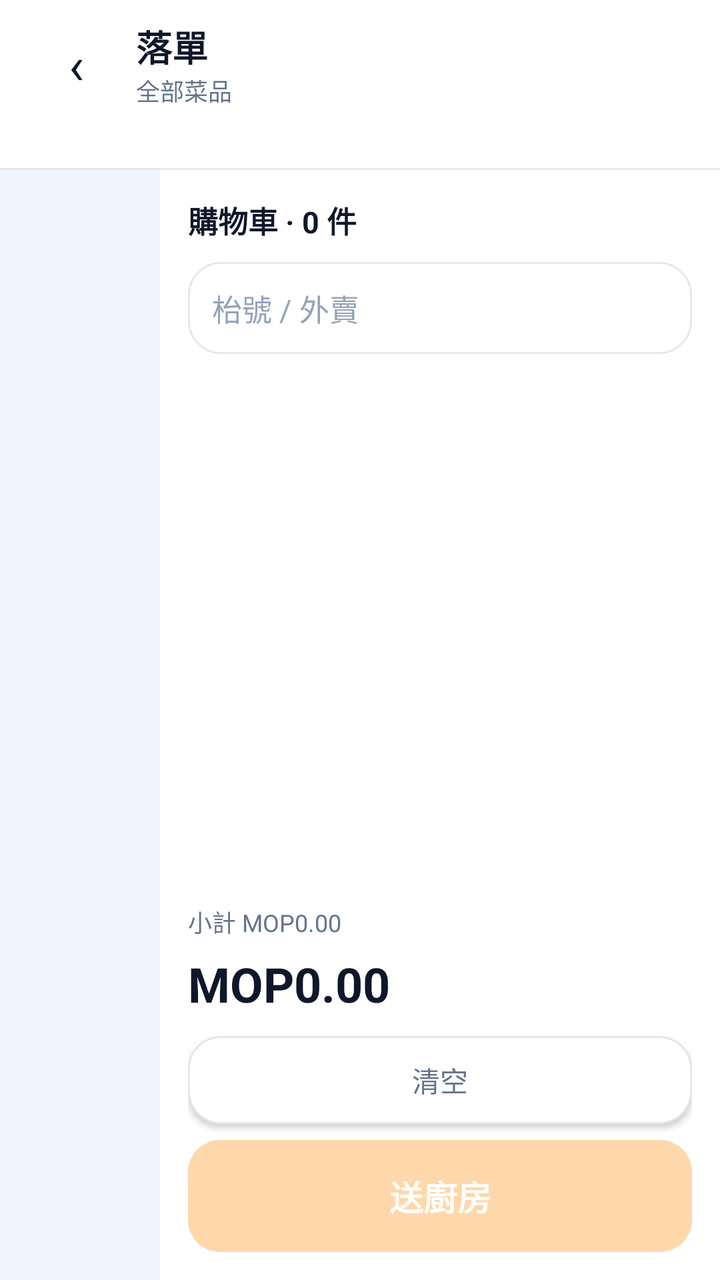
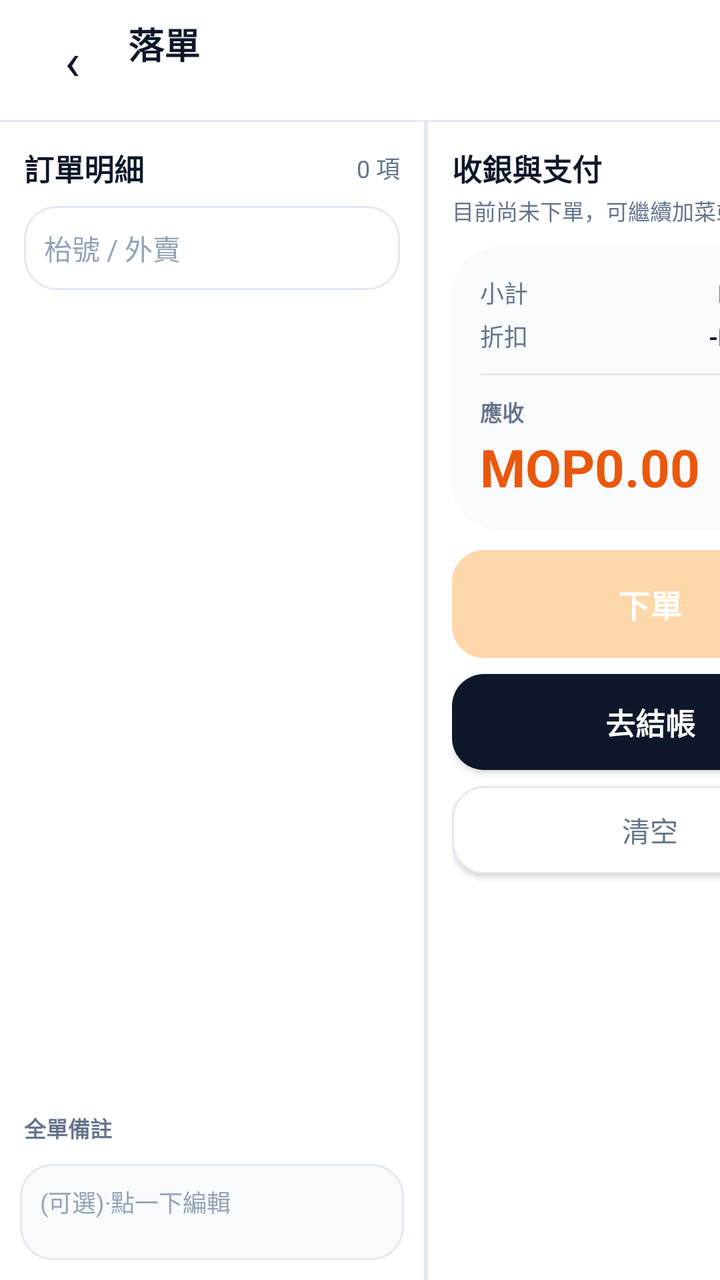

Compare the two renders of this Android layout. The source of the first and the diff that turns it into the second are given below.
<!-- AndroidManifest.xml: application theme Theme.MacauposNative -->
<!-- res/layout/activity_order.xml -->
<?xml version="1.0" encoding="utf-8"?>
<LinearLayout xmlns:android="http://schemas.android.com/apk/res/android"
    android:layout_width="match_parent"
    android:layout_height="match_parent"
    android:orientation="vertical"
    android:background="@color/bg_screen">

    
    <LinearLayout
        android:layout_width="match_parent"
        android:layout_height="wrap_content"
        android:orientation="horizontal"
        android:gravity="center_vertical"
        android:background="@color/card"
        android:paddingHorizontal="16dp"
        android:paddingVertical="10dp">

        <TextView
            android:id="@+id/btnBack"
            android:layout_width="44dp"
            android:layout_height="44dp"
            android:gravity="center"
            android:text="‹"
            android:textColor="@color/text_primary"
            android:textSize="26sp" />

        <LinearLayout
            android:layout_width="0dp"
            android:layout_height="wrap_content"
            android:layout_weight="1"
            android:layout_marginStart="8dp"
            android:orientation="vertical">

            <TextView
                android:id="@+id/txtTitle"
                android:layout_width="wrap_content"
                android:layout_height="wrap_content"
                android:text="落單"
                android:textColor="@color/text_primary"
                android:textSize="18sp"
                android:textStyle="bold" />

            <TextView
                android:id="@+id/txtSubtitle"
                android:layout_width="wrap_content"
                android:layout_height="wrap_content"
                android:text="全部菜品"
                android:textColor="@color/text_secondary"
                android:textSize="12sp" />
        </LinearLayout>
    </LinearLayout>

    
    <HorizontalScrollView
        android:layout_width="match_parent"
        android:layout_height="wrap_content"
        android:background="@color/card"
        android:scrollbars="none">

        <LinearLayout
            android:id="@+id/chipsCategory"
            android:layout_width="wrap_content"
            android:layout_height="wrap_content"
            android:orientation="horizontal"
            android:paddingHorizontal="12dp"
            android:paddingVertical="10dp" />
    </HorizontalScrollView>

    <View
        android:layout_width="match_parent"
        android:layout_height="1dp"
        android:background="@color/card_border" />

    
    <LinearLayout
        android:layout_width="match_parent"
        android:layout_height="0dp"
        android:layout_weight="1"
        android:orientation="horizontal">

        <androidx.recyclerview.widget.RecyclerView
            android:id="@+id/recyclerMenu"
            android:layout_width="0dp"
            android:layout_height="match_parent"
            android:layout_weight="1"
            android:padding="10dp"
            android:clipToPadding="false" />

        
        <LinearLayout
            android:layout_width="280dp"
            android:layout_height="match_parent"
            android:orientation="vertical"
            android:background="@color/card"
            android:padding="14dp">

            <TextView
                android:id="@+id/txtCartTitle"
                android:layout_width="wrap_content"
                android:layout_height="wrap_content"
                android:text="購物車 · 0 件"
                android:textColor="@color/text_primary"
                android:textSize="15sp"
                android:textStyle="bold" />

            <EditText
                android:id="@+id/inputTable"
                android:layout_width="match_parent"
                android:layout_height="46dp"
                android:layout_marginTop="10dp"
                android:background="@drawable/bg_btn_outline"
                android:hint="枱號 / 外賣"
                android:inputType="text"
                android:paddingHorizontal="12dp"
                android:textColor="@color/text_primary"
                android:textColorHint="@color/text_faint"
                android:textSize="15sp" />

            <androidx.recyclerview.widget.RecyclerView
                android:id="@+id/cartList"
                android:layout_width="match_parent"
                android:layout_height="0dp"
                android:layout_weight="1"
                android:layout_marginTop="8dp" />

            
            <TextView
                android:id="@+id/txtSubtotal"
                android:layout_width="match_parent"
                android:layout_height="wrap_content"
                android:text="小計 MOP0.00"
                android:textColor="@color/text_secondary"
                android:textSize="12sp" />

            <TextView
                android:id="@+id/txtTaxService"
                android:layout_width="match_parent"
                android:layout_height="wrap_content"
                android:layout_marginTop="2dp"
                android:textColor="@color/text_secondary"
                android:textSize="12sp"
                android:visibility="gone" />

            <TextView
                android:id="@+id/txtCartTotal"
                android:layout_width="match_parent"
                android:layout_height="wrap_content"
                android:layout_marginTop="6dp"
                android:text="MOP0.00"
                android:textColor="@color/text_primary"
                android:textSize="24sp"
                android:textStyle="bold" />

            <Button
                android:id="@+id/btnClear"
                android:layout_width="match_parent"
                android:layout_height="44dp"
                android:layout_marginTop="10dp"
                android:background="@drawable/bg_btn_outline"
                android:text="清空"
                android:textColor="@color/text_secondary"
                android:textSize="14sp" />

            <Button
                android:id="@+id/btnSend"
                android:layout_width="match_parent"
                android:layout_height="56dp"
                android:layout_marginTop="8dp"
                android:background="@drawable/bg_btn_accent"
                android:enabled="false"
                android:text="送廚房"
                android:textColor="@color/card"
                android:textSize="17sp"
                android:textStyle="bold" />
        </LinearLayout>
    </LinearLayout>
</LinearLayout>
<!-- resources referenced by this layout -->
<resources>
  <color name="bg_screen">#F1F5F9</color>
  <color name="card">#FFFFFF</color>
  <color name="card_border">#E2E8F0</color>
  <color name="text_faint">#94A3B8</color>
  <color name="text_primary">#0F172A</color>
  <color name="text_secondary">#64748B</color>
  <!-- drawable bg_btn_outline (drawable) -->
  <?xml version="1.0" encoding="utf-8"?>
  <selector xmlns:android="http://schemas.android.com/apk/res/android">
      <item android:state_pressed="true">
          <shape android:shape="rectangle">
              <solid android:color="@color/chip_bg" />
              <corners android:radius="16dp" />
              <stroke android:width="1dp" android:color="@color/text_faint" />
          </shape>
      </item>
      <item>
          <shape android:shape="rectangle">
              <solid android:color="@color/card" />
              <corners android:radius="16dp" />
              <stroke android:width="1dp" android:color="@color/card_border" />
          </shape>
      </item>
  </selector>
  <style name="Theme.MacauposNative" parent="android:Theme.Material.Light.NoActionBar">
          <item name="android:statusBarColor">#F1F5F9</item>
          <item name="android:navigationBarColor">#FFFFFF</item>
          <item name="android:windowBackground">#F1F5F9</item>
          <item name="android:colorAccent">#F97316</item>
          <item name="android:windowLightStatusBar">true</item>
      </style>
  <color name="accent_deep">#EA580C</color>
  <color name="accent">#F97316</color>
  <color name="chip_bg">#F8FAFC</color>
  <!-- unchanged entries left out for length: 1 -->
</resources>

<!-- the commit's change to res/layout/activity_order.xml (unified diff, before → after) -->
@@ -12,8 +12,8 @@
         android:orientation="horizontal"
         android:gravity="center_vertical"
         android:background="@color/card"
-        android:paddingHorizontal="16dp"
-        android:paddingVertical="10dp">
+        android:paddingHorizontal="14dp"
+        android:paddingVertical="8dp">
 
         <TextView
             android:id="@+id/btnBack"
@@ -28,7 +28,7 @@
             android:layout_width="0dp"
             android:layout_height="wrap_content"
             android:layout_weight="1"
-            android:layout_marginStart="8dp"
+            android:layout_marginStart="6dp"
             android:orientation="vertical">
 
             <TextView
@@ -44,27 +44,10 @@
                 android:id="@+id/txtSubtitle"
                 android:layout_width="wrap_content"
                 android:layout_height="wrap_content"
-                android:text="全部菜品"
                 android:textColor="@color/text_secondary"
                 android:textSize="12sp" />
         </LinearLayout>
     </LinearLayout>
-
-    
-    <HorizontalScrollView
-        android:layout_width="match_parent"
-        android:layout_height="wrap_content"
-        android:background="@color/card"
-        android:scrollbars="none">
-
-        <LinearLayout
-            android:id="@+id/chipsCategory"
-            android:layout_width="wrap_content"
-            android:layout_height="wrap_content"
-            android:orientation="horizontal"
-            android:paddingHorizontal="12dp"
-            android:paddingVertical="10dp" />
-    </HorizontalScrollView>
 
     <View
         android:layout_width="match_parent"
@@ -78,100 +61,287 @@
         android:layout_weight="1"
         android:orientation="horizontal">
 
-        <androidx.recyclerview.widget.RecyclerView
-            android:id="@+id/recyclerMenu"
-            android:layout_width="0dp"
-            android:layout_height="match_parent"
-            android:layout_weight="1"
-            android:padding="10dp"
-            android:clipToPadding="false" />
-
         
         <LinearLayout
-            android:layout_width="280dp"
+            android:layout_width="212dp"
             android:layout_height="match_parent"
             android:orientation="vertical"
-            android:background="@color/card"
-            android:padding="14dp">
-
-            <TextView
-                android:id="@+id/txtCartTitle"
-                android:layout_width="wrap_content"
-                android:layout_height="wrap_content"
-                android:text="購物車 · 0 件"
-                android:textColor="@color/text_primary"
-                android:textSize="15sp"
-                android:textStyle="bold" />
+            android:background="@color/card">
+
+            <LinearLayout
+                android:layout_width="match_parent"
+                android:layout_height="wrap_content"
+                android:orientation="horizontal"
+                android:gravity="center_vertical"
+                android:paddingHorizontal="12dp"
+                android:paddingTop="12dp">
+
+                <TextView
+                    android:layout_width="0dp"
+                    android:layout_height="wrap_content"
+                    android:layout_weight="1"
+                    android:text="訂單明細"
+                    android:textColor="@color/text_primary"
+                    android:textSize="15sp"
+                    android:textStyle="bold" />
+
+                <TextView
+                    android:id="@+id/txtOrderCount"
+                    android:layout_width="wrap_content"
+                    android:layout_height="wrap_content"
+                    android:text="0 項"
+                    android:textColor="@color/text_secondary"
+                    android:textSize="12sp" />
+            </LinearLayout>
 
             <EditText
                 android:id="@+id/inputTable"
                 android:layout_width="match_parent"
-                android:layout_height="46dp"
-                android:layout_marginTop="10dp"
+                android:layout_height="42dp"
+                android:layout_marginHorizontal="12dp"
+                android:layout_marginTop="8dp"
                 android:background="@drawable/bg_btn_outline"
                 android:hint="枱號 / 外賣"
                 android:inputType="text"
-                android:paddingHorizontal="12dp"
+                android:paddingHorizontal="10dp"
                 android:textColor="@color/text_primary"
                 android:textColorHint="@color/text_faint"
-                android:textSize="15sp" />
+                android:textSize="14sp" />
 
             <androidx.recyclerview.widget.RecyclerView
                 android:id="@+id/cartList"
                 android:layout_width="match_parent"
                 android:layout_height="0dp"
                 android:layout_weight="1"
-                android:layout_marginTop="8dp" />
+                android:layout_marginTop="8dp"
+                android:paddingHorizontal="8dp"
+                android:clipToPadding="false" />
+
+            <TextView
+                android:layout_width="match_parent"
+                android:layout_height="wrap_content"
+                android:paddingHorizontal="12dp"
+                android:paddingTop="6dp"
+                android:text="全單備註"
+                android:textColor="@color/text_secondary"
+                android:textSize="11sp"
+                android:textStyle="bold" />
+
+            <TextView
+                android:id="@+id/txtOrderNote"
+                android:layout_width="match_parent"
+                android:layout_height="wrap_content"
+                android:layout_margin="10dp"
+                android:background="@drawable/bg_cart_row"
+                android:minHeight="48dp"
+                android:padding="10dp"
+                android:text="(可選)·點一下編輯"
+                android:textColor="@color/text_faint"
+                android:textSize="12sp" />
+        </LinearLayout>
+
+        <View
+            android:layout_width="1dp"
+            android:layout_height="match_parent"
+            android:background="@color/card_border" />
+
+        
+        <LinearLayout
+            android:layout_width="0dp"
+            android:layout_height="match_parent"
+            android:layout_weight="1"
+            android:orientation="vertical"
+            android:background="@color/bg_screen">
 
             
-            <TextView
-                android:id="@+id/txtSubtotal"
-                android:layout_width="match_parent"
-                android:layout_height="wrap_content"
-                android:text="小計 MOP0.00"
+            <LinearLayout
+                android:layout_width="match_parent"
+                android:layout_height="wrap_content"
+                android:orientation="vertical"
+                android:background="@color/card"
+                android:paddingHorizontal="10dp"
+                android:paddingVertical="8dp">
+
+                <HorizontalScrollView
+                    android:layout_width="match_parent"
+                    android:layout_height="wrap_content"
+                    android:scrollbars="none">
+
+                    <LinearLayout
+                        android:id="@+id/chipsCategory"
+                        android:layout_width="wrap_content"
+                        android:layout_height="wrap_content"
+                        android:orientation="horizontal" />
+                </HorizontalScrollView>
+
+                <EditText
+                    android:id="@+id/txtSearch"
+                    android:layout_width="match_parent"
+                    android:layout_height="40dp"
+                    android:layout_marginTop="8dp"
+                    android:background="@drawable/bg_btn_outline"
+                    android:hint="搜尋商品"
+                    android:inputType="text"
+                    android:paddingHorizontal="12dp"
+                    android:textColor="@color/text_primary"
+                    android:textColorHint="@color/text_faint"
+                    android:textSize="14sp"
+                    android:singleLine="true" />
+            </LinearLayout>
+
+            <androidx.recyclerview.widget.RecyclerView
+                android:id="@+id/recyclerMenu"
+                android:layout_width="match_parent"
+                android:layout_height="0dp"
+                android:layout_weight="1"
+                android:padding="8dp"
+                android:clipToPadding="false" />
+        </LinearLayout>
+
+        <View
+            android:layout_width="1dp"
+            android:layout_height="match_parent"
+            android:background="@color/card_border" />
+
+        
+        <LinearLayout
+            android:layout_width="222dp"
+            android:layout_height="match_parent"
+            android:orientation="vertical"
+            android:background="@color/card"
+            android:padding="12dp">
+
+            <TextView
+                android:layout_width="wrap_content"
+                android:layout_height="wrap_content"
+                android:text="收銀與支付"
+                android:textColor="@color/text_primary"
+                android:textSize="15sp"
+                android:textStyle="bold" />
+
+            <TextView
+                android:id="@+id/txtPayHint"
+                android:layout_width="match_parent"
+                android:layout_height="wrap_content"
+                android:layout_marginTop="2dp"
+                android:text="目前尚未下單，可繼續加菜或送廚房"
                 android:textColor="@color/text_secondary"
-                android:textSize="12sp" />
-
-            <TextView
-                android:id="@+id/txtTaxService"
-                android:layout_width="match_parent"
-                android:layout_height="wrap_content"
-                android:layout_marginTop="2dp"
-                android:textColor="@color/text_secondary"
-                android:textSize="12sp"
-                android:visibility="gone" />
-
-            <TextView
-                android:id="@+id/txtCartTotal"
-                android:layout_width="match_parent"
-                android:layout_height="wrap_content"
-                android:layout_marginTop="6dp"
-                android:text="MOP0.00"
-                android:textColor="@color/text_primary"
-                android:textSize="24sp"
+                android:textSize="11sp" />
+
+            
+            <LinearLayout
+                android:layout_width="match_parent"
+                android:layout_height="wrap_content"
+                android:layout_marginTop="10dp"
+                android:background="@drawable/bg_summary"
+                android:orientation="vertical"
+                android:padding="14dp">
+
+                <LinearLayout
+                    android:layout_width="match_parent"
+                    android:layout_height="wrap_content"
+                    android:orientation="horizontal">
+
+                    <TextView
+                        android:layout_width="0dp"
+                        android:layout_height="wrap_content"
+                        android:layout_weight="1"
+                        android:text="小計"
+                        android:textColor="@color/text_secondary"
+                        android:textSize="12sp" />
+
+                    <TextView
+                        android:id="@+id/txtSubtotal"
+                        android:layout_width="wrap_content"
+                        android:layout_height="wrap_content"
+                        android:text="MOP0.00"
+                        android:textColor="@color/text_primary"
+                        android:textSize="12sp"
+                        android:textStyle="bold" />
+                </LinearLayout>
+
+                <LinearLayout
+                    android:layout_width="match_parent"
+                    android:layout_height="wrap_content"
+                    android:layout_marginTop="4dp"
+                    android:orientation="horizontal">
+
+                    <TextView
+                        android:layout_width="0dp"
+                        android:layout_height="wrap_content"
+                        android:layout_weight="1"
+                        android:text="折扣"
+                        android:textColor="@color/text_secondary"
+                        android:textSize="12sp" />
+
+                    <TextView
+                        android:id="@+id/txtDiscount"
+                        android:layout_width="wrap_content"
+                        android:layout_height="wrap_content"
+                        android:text="-MOP0.00"
+                        android:textColor="@color/text_primary"
+                        android:textSize="12sp"
+                        android:textStyle="bold" />
+                </LinearLayout>
+
+                <View
+                    android:layout_width="match_parent"
+                    android:layout_height="1dp"
+                    android:layout_marginTop="10dp"
+                    android:background="@color/card_border" />
+
+                <TextView
+                    android:layout_width="wrap_content"
+                    android:layout_height="wrap_content"
+                    android:layout_marginTop="10dp"
+                    android:text="應收"
+                    android:textColor="@color/text_secondary"
+                    android:textSize="11sp"
+                    android:textStyle="bold" />
+
+                <TextView
+                    android:id="@+id/txtCartTotal"
+                    android:layout_width="wrap_content"
+                    android:layout_height="wrap_content"
+                    android:layout_marginTop="2dp"
+                    android:text="MOP0.00"
+                    android:textColor="@color/orange_600"
+                    android:textSize="26sp"
+                    android:textStyle="bold" />
+            </LinearLayout>
+
+            <Button
+                android:id="@+id/btnSend"
+                android:layout_width="match_parent"
+                android:layout_height="54dp"
+                android:layout_marginTop="10dp"
+                android:background="@drawable/bg_btn_accent"
+                android:enabled="false"
+                android:text="下單"
+                android:textColor="@color/card"
+                android:textSize="16sp"
+                android:textStyle="bold" />
+
+            <Button
+                android:id="@+id/btnSettle"
+                android:layout_width="match_parent"
+                android:layout_height="48dp"
+                android:layout_marginTop="8dp"
+                android:background="@drawable/bg_btn_dark"
+                android:text="去結帳"
+                android:textColor="@color/card"
+                android:textSize="15sp"
                 android:textStyle="bold" />
 
             <Button
                 android:id="@+id/btnClear"
                 android:layout_width="match_parent"
                 android:layout_height="44dp"
-                android:layout_marginTop="10dp"
+                android:layout_marginTop="8dp"
                 android:background="@drawable/bg_btn_outline"
                 android:text="清空"
                 android:textColor="@color/text_secondary"
                 android:textSize="14sp" />
-
-            <Button
-                android:id="@+id/btnSend"
-                android:layout_width="match_parent"
-                android:layout_height="56dp"
-                android:layout_marginTop="8dp"
-                android:background="@drawable/bg_btn_accent"
-                android:enabled="false"
-                android:text="送廚房"
-                android:textColor="@color/card"
-                android:textSize="17sp"
-                android:textStyle="bold" />
         </LinearLayout>
     </LinearLayout>
 </LinearLayout>
<!-- resource entries referenced after the edit -->
@@ -3,9 +3,26 @@
   <color name="bg_screen">#F1F5F9</color>
   <color name="card">#FFFFFF</color>
   <color name="card_border">#E2E8F0</color>
+  <color name="orange_600">#EA580C</color>
   <color name="text_faint">#94A3B8</color>
   <color name="text_primary">#0F172A</color>
   <color name="text_secondary">#64748B</color>
+  <!-- drawable bg_btn_dark (drawable) -->
+  <?xml version="1.0" encoding="utf-8"?>
+  <selector xmlns:android="http://schemas.android.com/apk/res/android">
+      <item android:state_pressed="true">
+          <shape android:shape="rectangle">
+              <solid android:color="@color/slate_700" />
+              <corners android:radius="16dp" />
+          </shape>
+      </item>
+      <item>
+          <shape android:shape="rectangle">
+              <solid android:color="@color/slate_900" />
+              <corners android:radius="16dp" />
+          </shape>
+      </item>
+  </selector>
   <!-- drawable bg_btn_outline (drawable) -->
   <?xml version="1.0" encoding="utf-8"?>
   <selector xmlns:android="http://schemas.android.com/apk/res/android">
@@ -24,6 +41,30 @@
           </shape>
       </item>
   </selector>
+  <!-- drawable bg_cart_row (drawable) -->
+  <?xml version="1.0" encoding="utf-8"?>
+  <selector xmlns:android="http://schemas.android.com/apk/res/android">
+      <item android:state_pressed="true">
+          <shape android:shape="rectangle">
+              <solid android:color="@color/orange_50" />
+              <corners android:radius="16dp" />
+              <stroke android:width="1dp" android:color="@color/accent_border" />
+          </shape>
+      </item>
+      <item>
+          <shape android:shape="rectangle">
+              <solid android:color="@color/slate_50" />
+              <corners android:radius="16dp" />
+              <stroke android:width="1dp" android:color="@color/card_border" />
+          </shape>
+      </item>
+  </selector>
+  <!-- drawable bg_summary (drawable) -->
+  <?xml version="1.0" encoding="utf-8"?>
+  <shape xmlns:android="http://schemas.android.com/apk/res/android" android:shape="rectangle">
+      <solid android:color="@color/slate_50" />
+      <corners android:radius="24dp" />
+  </shape>
   <style name="Theme.MacauposNative" parent="android:Theme.Material.Light.NoActionBar">
           <item name="android:statusBarColor">#F1F5F9</item>
           <item name="android:navigationBarColor">#FFFFFF</item>
@@ -33,7 +74,12 @@
       </style>
   <color name="accent_deep">#EA580C</color>
   <color name="accent">#F97316</color>
+  <color name="slate_700">#334155</color>
+  <color name="slate_900">#0F172A</color>
   <color name="chip_bg">#F8FAFC</color>
+  <color name="orange_50">#FFF7ED</color>
+  <color name="accent_border">#FDBA74</color>
+  <color name="slate_50">#F8FAFC</color>
   <!-- unchanged entries left out for length: 1 -->
 </resources>
 
